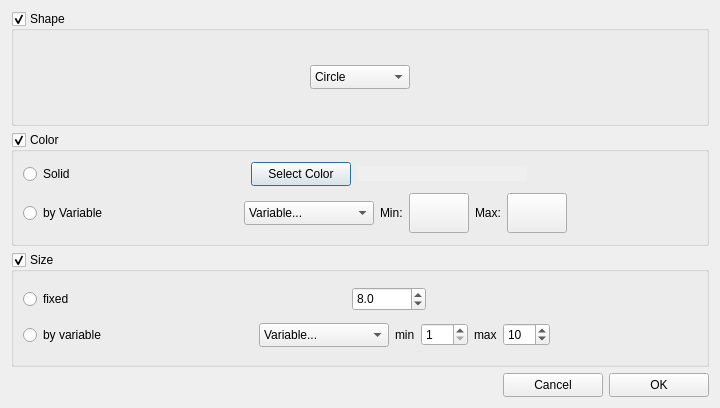
First picture: the form in src/Dialogs/SelectionStyleDialog.ui, repository gmrandazzo/QStudioMetrics, before the edit.
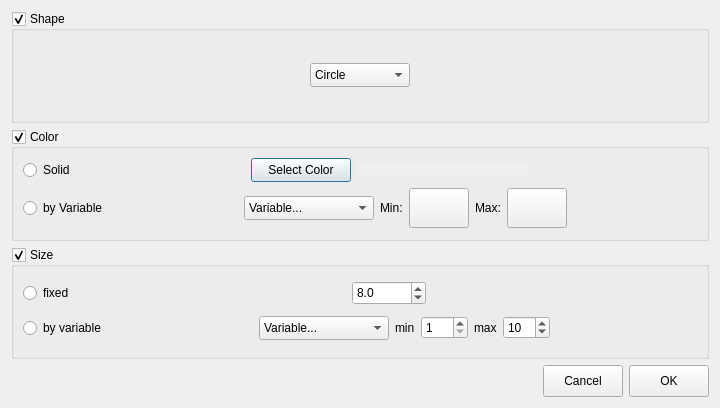
Second picture: the form after the edit.

Commit message: Removed 3D Plot; Fixed some interface button problems

```diff
--- a/src/Dialogs/SelectionStyleDialog.ui
+++ b/src/Dialogs/SelectionStyleDialog.ui
@@ -157,7 +157,6 @@
           </property>
           <property name="font">
            <font>
-            <weight>50</weight>
             <bold>false</bold>
            </font>
           </property>
@@ -188,7 +187,6 @@
           </property>
           <property name="font">
            <font>
-            <weight>50</weight>
             <bold>false</bold>
             <underline>false</underline>
            </font>
@@ -529,14 +527,8 @@
       <widget class="QPushButton" name="cancelButton">
        <property name="minimumSize">
         <size>
-         <width>100</width>
-         <height>24</height>
-        </size>
-       </property>
-       <property name="maximumSize">
-        <size>
-         <width>100</width>
-         <height>24</height>
+         <width>70</width>
+         <height>32</height>
         </size>
        </property>
        <property name="text">
@@ -548,14 +540,8 @@
       <widget class="QPushButton" name="okButton">
        <property name="minimumSize">
         <size>
-         <width>100</width>
-         <height>24</height>
-        </size>
-       </property>
-       <property name="maximumSize">
-        <size>
-         <width>100</width>
-         <height>24</height>
+         <width>70</width>
+         <height>32</height>
         </size>
        </property>
        <property name="text">
```
Left out of the diff: 28 changed lines with no effect on the pictures. The commit also changes 7 other files.
